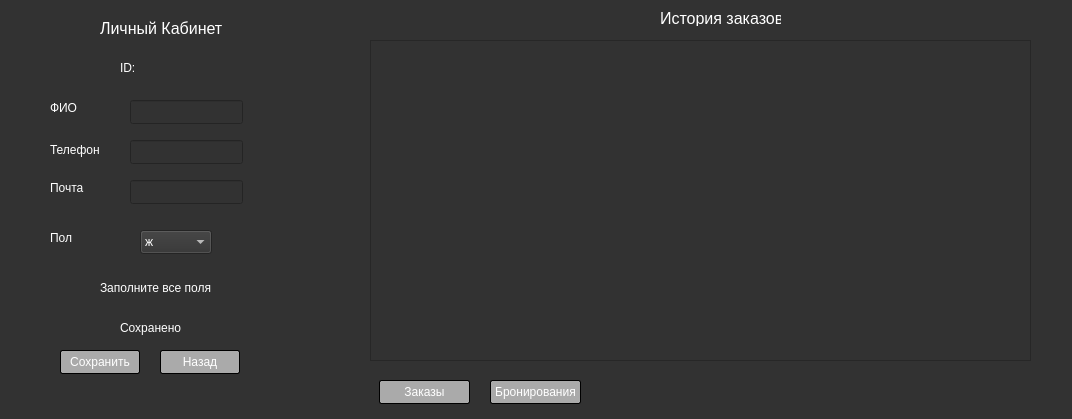
The window that personalaccount.ui (artik0811/ud_kursach) describes before a commit, drawn with Qt 5.
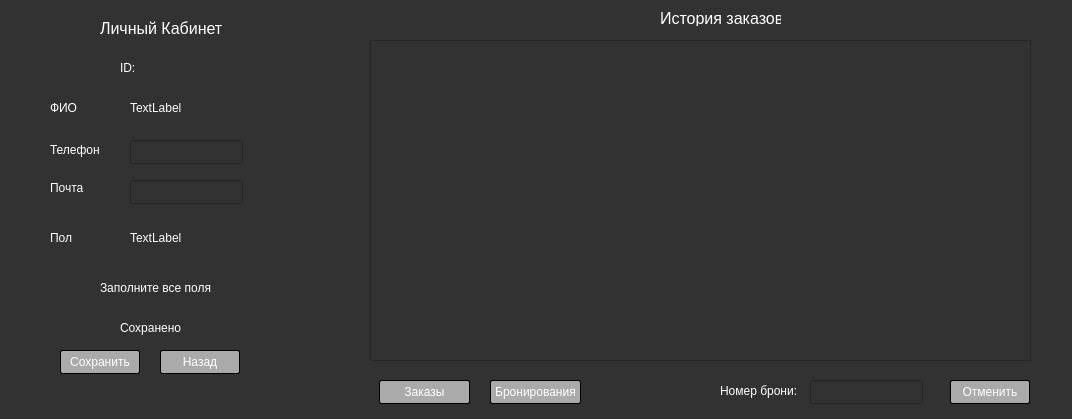
The same window after the commit.

What changed in the file:
```diff
--- a/personalaccount.ui
+++ b/personalaccount.ui
@@ -19,20 +19,6 @@
   <property name="styleSheet">
    <string notr="true">background-color: rgb(50,50,50)</string>
   </property>
-  <widget class="QLineEdit" name="FioLine">
-   <property name="geometry">
-    <rect>
-     <x>130</x>
-     <y>100</y>
-     <width>113</width>
-     <height>24</height>
-    </rect>
-   </property>
-   <property name="styleSheet">
-    <string notr="true">QLineEdit
-{color: rgb(255,255,255) }</string>
-   </property>
-  </widget>
   <widget class="QLineEdit" name="PhoneLine">
    <property name="geometry">
     <rect>
@@ -198,29 +184,6 @@
     <string>Пол</string>
    </property>
   </widget>
-  <widget class="QComboBox" name="comboBox">
-   <property name="geometry">
-    <rect>
-     <x>140</x>
-     <y>230</y>
-     <width>72</width>
-     <height>24</height>
-    </rect>
-   </property>
-   <property name="styleSheet">
-    <string notr="true">color: rgb(255,255,255) </string>
-   </property>
-   <item>
-    <property name="text">
-     <string>ж</string>
-    </property>
-   </item>
-   <item>
-    <property name="text">
-     <string>м</string>
-    </property>
-   </item>
-  </widget>
   <widget class="QLabel" name="label_6">
    <property name="geometry">
     <rect>
@@ -364,6 +327,94 @@
     <string>Бронирования</string>
    </property>
   </widget>
+  <widget class="QLabel" name="label_10">
+   <property name="geometry">
+    <rect>
+     <x>130</x>
+     <y>100</y>
+     <width>121</width>
+     <height>16</height>
+    </rect>
+   </property>
+   <property name="styleSheet">
+    <string notr="true">color: rgb(255,255,255) </string>
+   </property>
+   <property name="text">
+    <string>TextLabel</string>
+   </property>
+  </widget>
+  <widget class="QLabel" name="label_11">
+   <property name="geometry">
+    <rect>
+     <x>130</x>
+     <y>230</y>
+     <width>121</width>
+     <height>16</height>
+    </rect>
+   </property>
+   <property name="styleSheet">
+    <string notr="true">color: rgb(255,255,255) </string>
+   </property>
+   <property name="text">
+    <string>TextLabel</string>
+   </property>
+  </widget>
+  <widget class="QPushButton" name="pushButton_otmena">
+   <property name="geometry">
+    <rect>
+     <x>950</x>
+     <y>380</y>
+     <width>80</width>
+     <height>24</height>
+    </rect>
+   </property>
+   <property name="styleSheet">
+    <string notr="true">QPushButton{padding:4px;
+    color: #fff;
+    border-radius: 2px;
+    border: 1px solid #000000;
+    background-color: rgb(170,170,170);
+}
+QPushButton:pressed {
+    color: #111;
+    background: #fff;
+}
+</string>
+   </property>
+   <property name="text">
+    <string>Отменить</string>
+   </property>
+  </widget>
+  <widget class="QLineEdit" name="lineEdit">
+   <property name="geometry">
+    <rect>
+     <x>810</x>
+     <y>380</y>
+     <width>113</width>
+     <height>24</height>
+    </rect>
+   </property>
+   <property name="styleSheet">
+    <string notr="true">QLineEdit
+{color: rgb(255,255,255) }</string>
+   </property>
+  </widget>
+  <widget class="QLabel" name="label_12">
+   <property name="geometry">
+    <rect>
+     <x>720</x>
+     <y>380</y>
+     <width>81</width>
+     <height>21</height>
+    </rect>
+   </property>
+   <property name="styleSheet">
+    <string notr="true">color: rgb(255,255,255) </string>
+   </property>
+   <property name="text">
+    <string>Номер брони:</string>
+   </property>
+  </widget>
  </widget>
  <resources/>
  <connections/>
```
Left out of the diff: 2 changed lines with no effect on the pictures.
